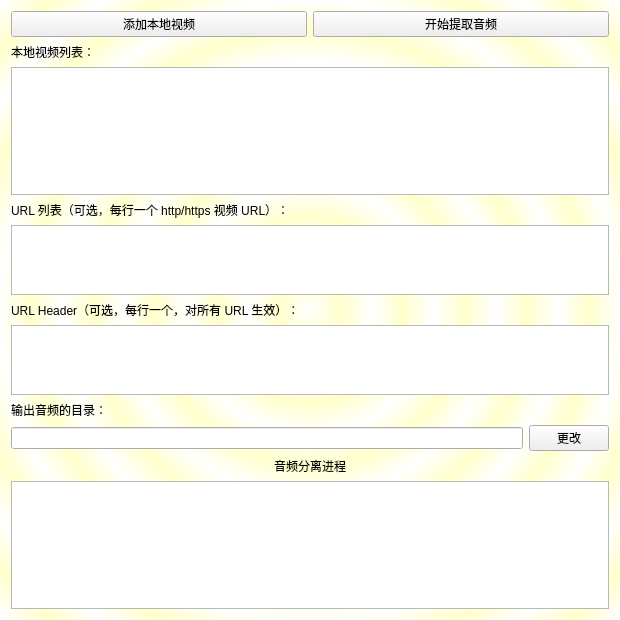
Old version of the form audioextractorwindow.ui in the repository xyzlyz/audiolab.
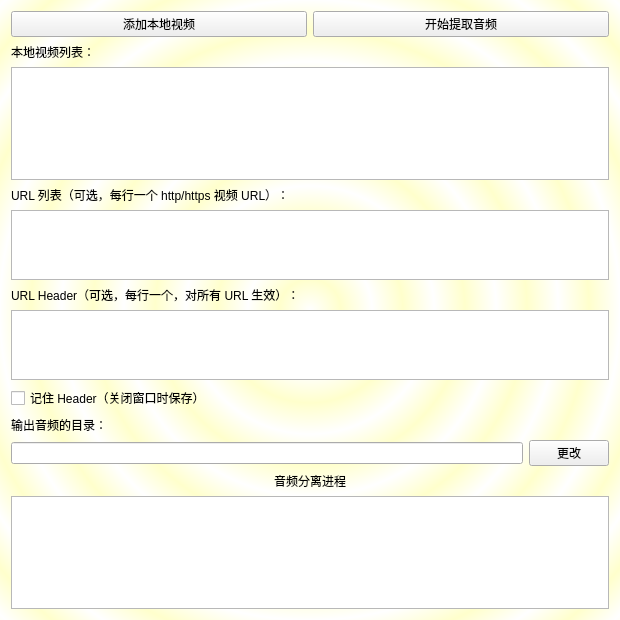
New version of the form.

Commit message: remember header

```diff
--- a/audioextractorwindow.ui
+++ b/audioextractorwindow.ui
@@ -88,6 +88,13 @@
      </property>
     </widget>
    </item>
+   <item>
+    <widget class="QCheckBox" name="checkRememberHeaders">
+     <property name="text">
+      <string>记住 Header（关闭窗口时保存）</string>
+     </property>
+    </widget>
+   </item>
    <item>
     <widget class="QLabel" name="label_2">
      <property name="text">
```
The commit also changes 5 other files.
